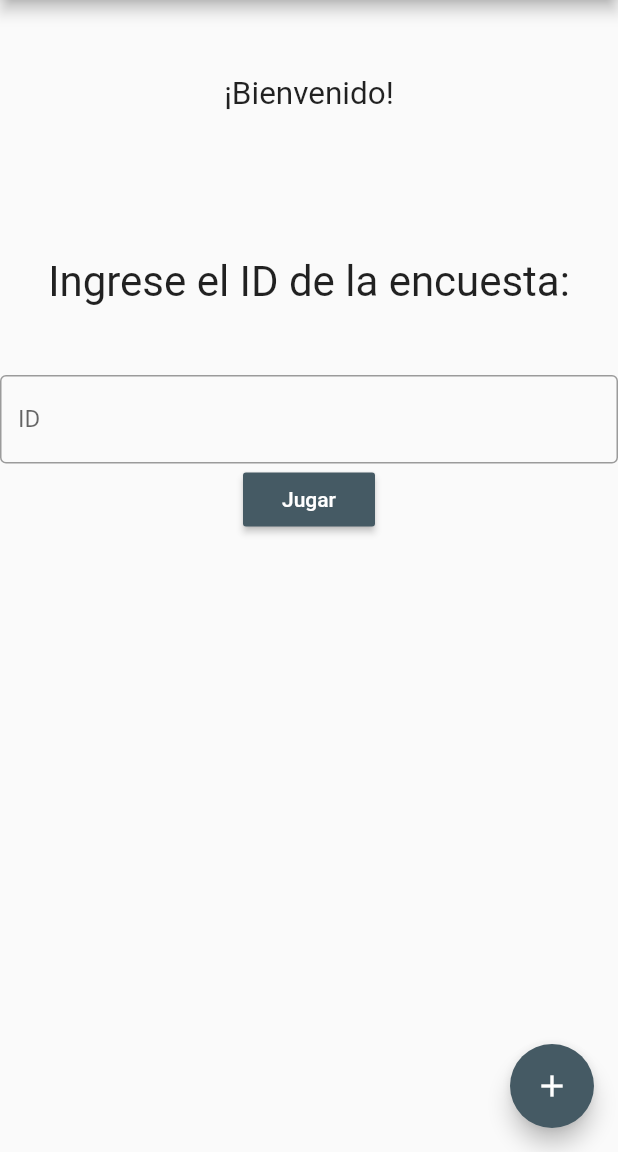
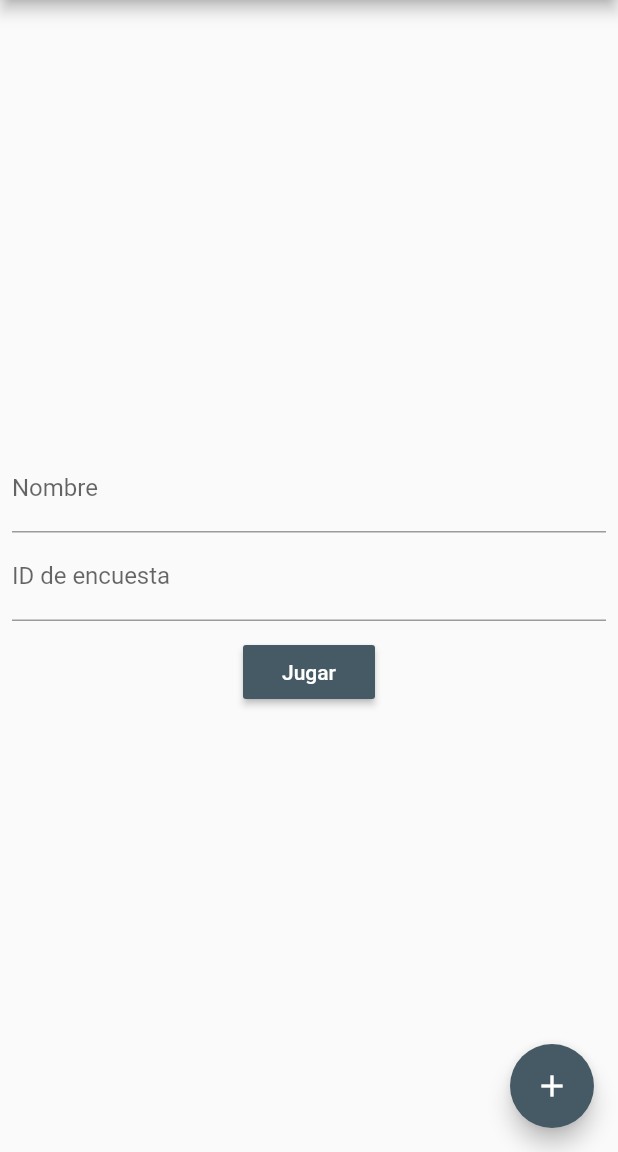
Before and after one commit to mbmassone/tdl-tp-dart, a Flutter app: the screen it shows after launch, on a phone screen of 412 x 824 dp, the part 84-1236 px from its top. Run offline on Flutter 3.47's test engine with Material 2 defaults, Android fonts, the light colour scheme and no system bars.

Commit message:
Home form

```diff
--- a/encuestdl_app/lib/screen/HomeScreen.dart
+++ b/encuestdl_app/lib/screen/HomeScreen.dart
@@ -1,6 +1,7 @@
 import 'package:encuestdl_app/constants/constants.dart';
 import 'package:encuestdl_app/screen/CreatePollScreen.dart';
 import 'package:encuestdl_app/screen/ScreenTemplate.dart';
+import 'package:encuestdl_app/widget/HomeForm.dart';
 import 'package:flutter/material.dart';
 
 import 'PollScreen.dart';
@@ -11,56 +12,18 @@ class HomeScreen extends StatefulWidget {
 }
 
 class _HomeScreenState extends State<HomeScreen> {
-  int pollId = null;
-  TextEditingController _controller = TextEditingController();
 
   @override
   Widget build(BuildContext context) {
     return ScreenTemplate(
       child: Column(
+        crossAxisAlignment: CrossAxisAlignment.center,
+        mainAxisAlignment: MainAxisAlignment.center,
         children: <Widget>[
-          Container(
-            height: 125,
-            child: Center(
-              child: Text("¡Bienvenido!",
-                  textAlign: TextAlign.center, textScaleFactor: 1.5),
-            ),
-          ),
-          Container(
-            height: 125,
-            child: Center(
-              child: Text("Ingrese el ID de la encuesta:",
-                  textAlign: TextAlign.center, textScaleFactor: 2),
-            ),
-          ),
-          Container(
-            //height: 100,
-            child: Center(
-              child: TextField(
-                controller: _controller,
-                obscureText: false,
-                decoration: InputDecoration(
-                  border: OutlineInputBorder(),
-                  labelText: 'ID',
-                ),
-                onChanged: _updateId,
-                keyboardType: TextInputType.number,
-              ),
-            ),
-          ),
-          RaisedButton(
-            child: Text(
-              "Jugar",
-              style: TextStyle(color: Colors.white),
-            ),
-            color: Colors.blueGrey[700],
-            onPressed: () => {
-              Navigator.push(
-                context,
-                MaterialPageRoute(builder: (context) => PollScreen(pollId)),
-              )
-            },
-          ),
+          Padding(
+            padding: const EdgeInsets.all(8.0),
+            child: HomeForm(),
+          )
         ],
       ),
       floatingActionButton: FloatingActionButton(
@@ -73,9 +36,4 @@ class _HomeScreenState extends State<HomeScreen> {
     );
   }
 
-  void _updateId(String id) {
-    setState(() {
-      pollId = int.parse(id);
-    });
-  }
 }
--- /dev/null
+++ b/encuestdl_app/lib/widget/HomeForm.dart
@@ -0,0 +1,79 @@
+import 'package:encuestdl_app/screen/PollScreen.dart';
+import 'package:flutter/cupertino.dart';
+import 'package:flutter/material.dart';
+
+class HomeForm extends StatefulWidget {
+  @override
+  _HomeFormState createState() {
+    return _HomeFormState();
+  }
+}
+
+class _HomeFormState extends State<HomeForm> {
+  final _formKey = GlobalKey<FormState>();
+  final idController = TextEditingController();
+  final nameController = TextEditingController();
+
+  @override
+  void dispose() {
+    // Clean up the controller when the widget is disposed.
+    idController.dispose();
+    nameController.dispose();
+    super.dispose();
+  }
+
+  @override
+  Widget build(BuildContext context) {
+    return Form(
+        key: _formKey,
+        child: Column(children: <Widget>[
+          TextFormField(
+            decoration: const InputDecoration(
+              labelText: 'Nombre',
+            ),
+            controller: nameController,
+            validator: (value) {
+              if (value.isEmpty) {
+                return 'Ingrese su nombre.';
+              }
+              return null;
+            },
+          ),
+          TextFormField(
+            decoration: const InputDecoration(
+              labelText: 'ID de encuesta',
+            ),
+            controller: idController,
+            validator: (value) {
+              if (value.isEmpty) {
+                return 'Ingrese el ID de la encuesta.';
+              }
+              return null;
+            },
+          ),
+          Container(
+            margin: const EdgeInsets.only(top: 10.0),
+            child: RaisedButton(
+              onPressed: () {
+                // Validate returns true if the form is valid, otherwise false.
+                if (_formKey.currentState.validate()) {
+                  // If the form is valid, display a snackbar. In the real world,
+                  // you'd often call a server or save the information in a database.
+                  Navigator.push(
+                    context,
+                    MaterialPageRoute(
+                        builder: (context) => PollScreen(
+                            int.parse(idController.text), nameController.text)),
+                  );
+                }
+              },
+                child: Text(
+                  "Jugar",
+                  style: TextStyle(color: Colors.white),
+                ),
+                color: Colors.blueGrey[700],
+            ),
+          )
+        ]));
+  }
+}
--- a/encuestdl_app/lib/widget/QuestionWidget.dart
+++ b/encuestdl_app/lib/widget/QuestionWidget.dart
@@ -1,7 +1,6 @@
+import 'package:encuestdl_app/model/Question.dart';
 import 'package:flutter/cupertino.dart';
 import 'package:flutter/material.dart';
-
-import 'package:encuestdl_app/model/Question.dart';
 
 class QuestionWidget extends StatefulWidget {
   Question question;
```
Also changed, not shown: encuestdl_app/lib/screen/PollScreen.dart (+22 -11 lines).
